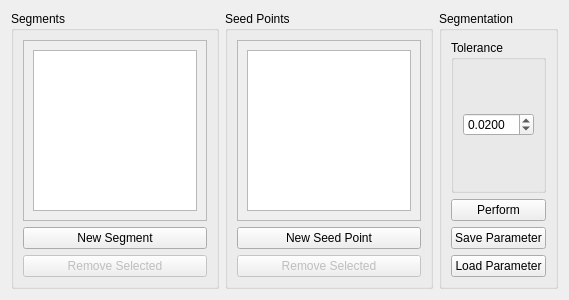
The window that source/modules/region_growing_segmentation/RegionGrowingSegmentationWidget.ui (josefkoller/ambient_image_processor) describes before a commit, drawn with Qt 5.
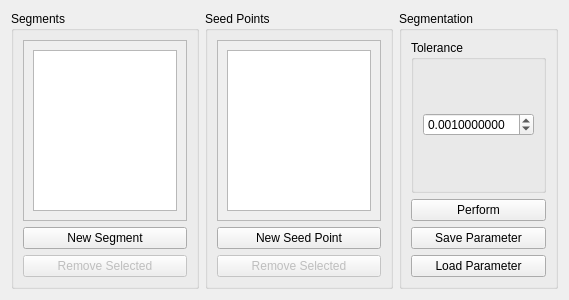
The same window after the commit.

Patch:
```diff
--- a/source/modules/region_growing_segmentation/RegionGrowingSegmentationWidget.ui
+++ b/source/modules/region_growing_segmentation/RegionGrowingSegmentationWidget.ui
@@ -30,7 +30,7 @@
           <rect>
            <x>0</x>
            <y>0</y>
-           <width>172</width>
+           <width>154</width>
            <height>174</height>
           </rect>
          </property>
@@ -78,7 +78,7 @@
           <rect>
            <x>0</x>
            <y>0</y>
-           <width>172</width>
+           <width>154</width>
            <height>174</height>
           </rect>
          </property>
@@ -125,13 +125,13 @@
          <item>
           <widget class="QDoubleSpinBox" name="toleranceSpinbox">
            <property name="decimals">
-            <number>4</number>
+            <number>10</number>
            </property>
            <property name="singleStep">
             <double>0.001000000000000</double>
            </property>
            <property name="value">
-            <double>0.020000000000000</double>
+            <double>0.001000000000000</double>
            </property>
           </widget>
          </item>
```
Left out of the diff: 2 changed lines with no effect on the pictures.
